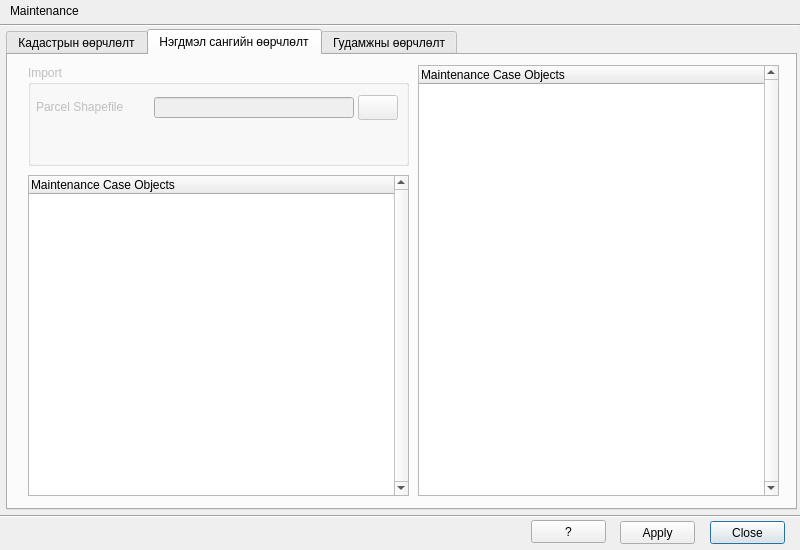
Old version of the form view/CreateCaseDialog.ui in the repository teamlm2/lm2_mgis.
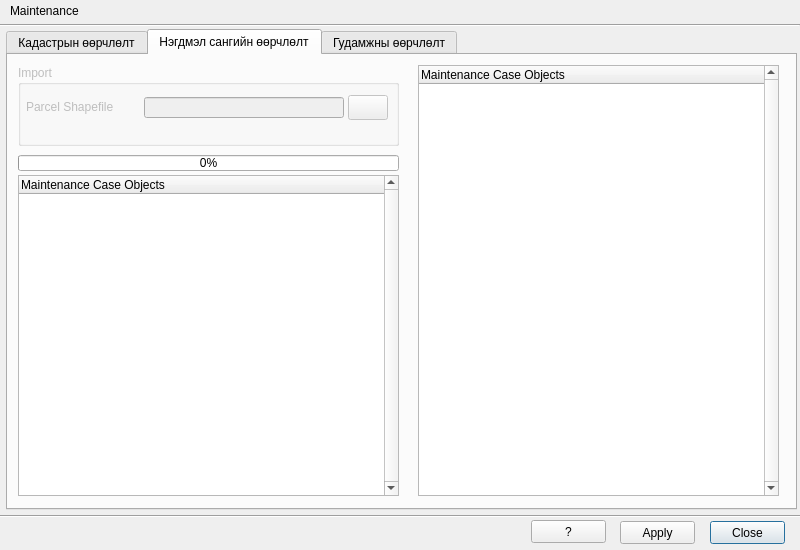
New version of the form. Icons and pictures are not drawn.

Diff of the .ui file:
```diff
--- a/view/CreateCaseDialog.ui
+++ b/view/CreateCaseDialog.ui
@@ -675,10 +675,10 @@
      </property>
      <property name="geometry">
       <rect>
-       <x>20</x>
+       <x>10</x>
        <y>10</y>
        <width>381</width>
-       <height>101</height>
+       <height>81</height>
       </rect>
      </property>
      <property name="title">
@@ -737,7 +737,7 @@
     <widget class="QTreeWidget" name="result_landuse_twidget">
      <property name="geometry">
       <rect>
-       <x>20</x>
+       <x>10</x>
        <y>120</y>
        <width>381</width>
        <height>321</height>
@@ -776,6 +776,22 @@
       </property>
      </column>
     </widget>
+    <widget class="QProgressBar" name="main_load_pbar">
+     <property name="geometry">
+      <rect>
+       <x>10</x>
+       <y>100</y>
+       <width>381</width>
+       <height>16</height>
+      </rect>
+     </property>
+     <property name="value">
+      <number>0</number>
+     </property>
+     <property name="textDirection">
+      <enum>QProgressBar::TopToBottom</enum>
+     </property>
+    </widget>
    </widget>
    <widget class="QWidget" name="tab_2">
     <attribute name="title">
```
